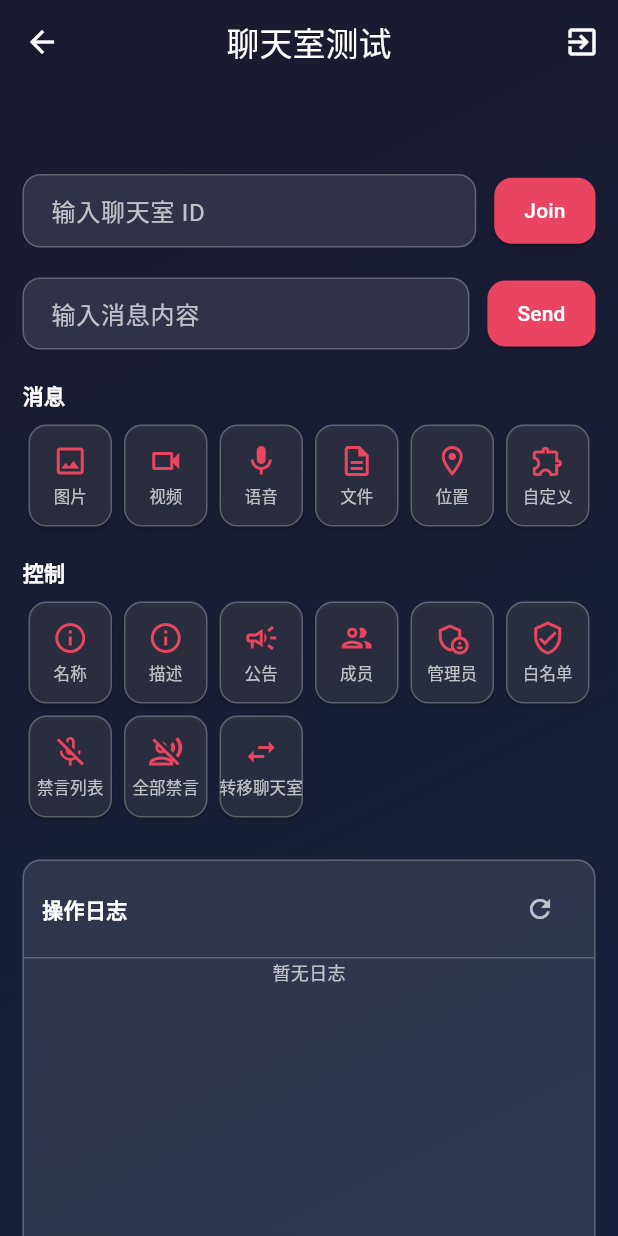
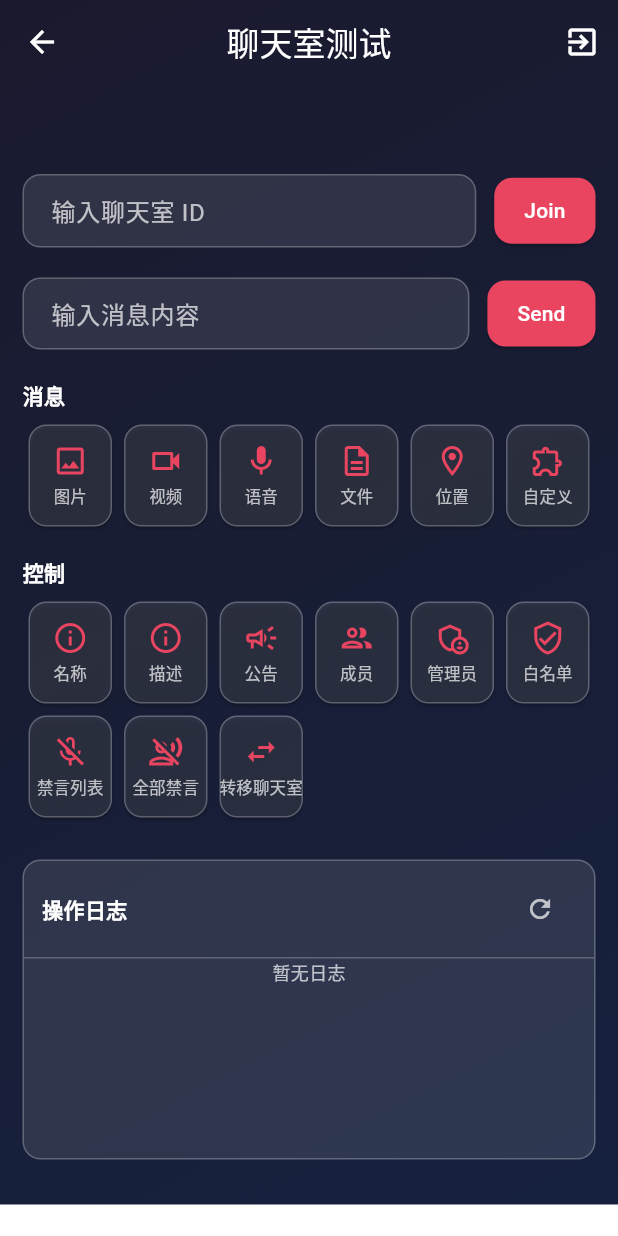
Before and after one commit to dujiepeng/qa_demo, a Flutter app: the TestChatRoomPage screen opened by its route, on a phone screen of 412 x 824 dp. Run offline on Flutter 3.47's test engine with Material 3 defaults, Android fonts, the light colour scheme and no system bars; our stand-ins replace shared_preferences; missing offline and left inert: im_flutter_sdk; accounts and stored records are empty.

Commit message:
fix(layout): resolve overflow error in log area and update version to 1.35.0+42

```diff
--- a/lib/test_pages/test_chat_room_page.dart
+++ b/lib/test_pages/test_chat_room_page.dart
@@ -565,7 +565,7 @@ class _TestChatRoomPageState extends State<TestChatRoomPage> {
                     borderRadius: BorderRadius.circular(12),
                     border: Border.all(color: AppColors.glassBorder(isDark)),
                   ),
-                  constraints: const BoxConstraints(minHeight: 300),
+                  constraints: const BoxConstraints(minHeight: 200),
                   child: Column(
                     crossAxisAlignment: CrossAxisAlignment.start,
                     children: [
```
